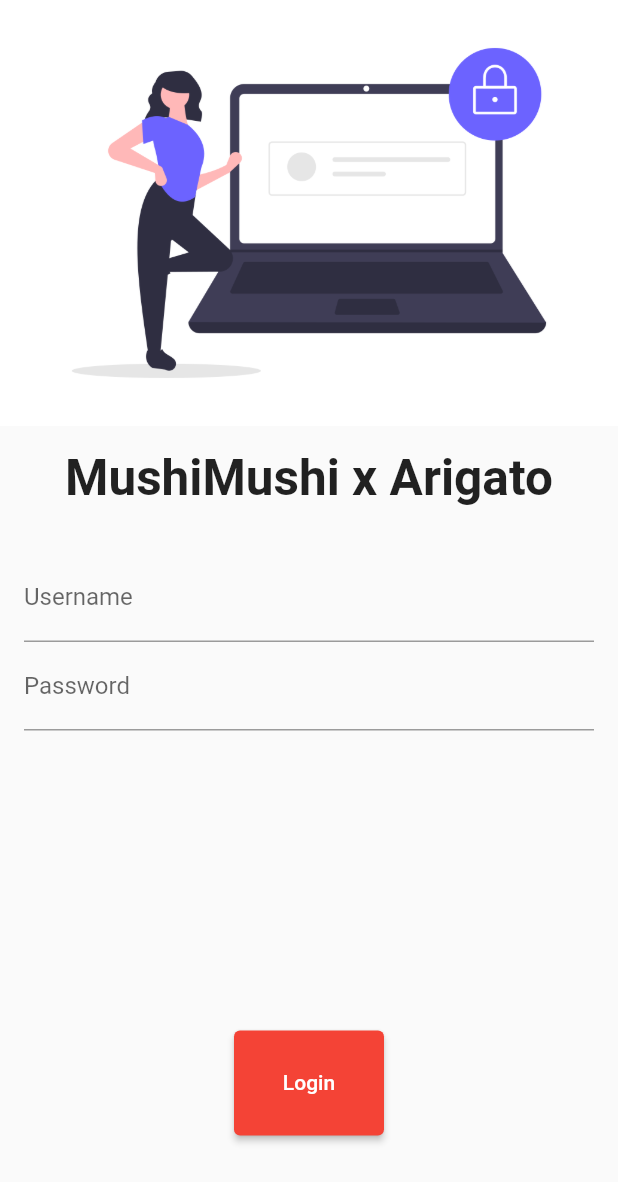
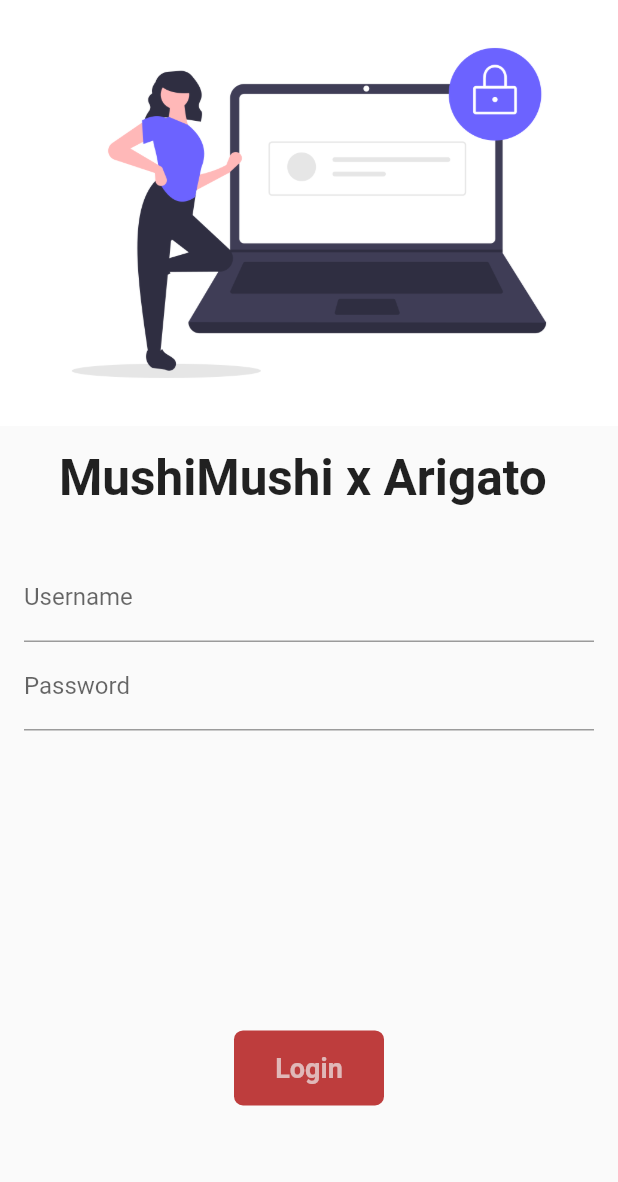
Before and after one commit to Anihara/Flutter-for-bytelife, a Flutter app: the screen it shows after launch, on a phone screen of 412 x 824 dp. Shown: the top 1182 px of the screen. Run offline on Flutter 3.47's test engine with Material 2 defaults, Android fonts, the light colour scheme and no system bars; our stand-ins replace google_fonts; Roboto replaces fonts that are missing (Gabriela).

Commit message:
day 6 completed

```diff
--- a/alice/lib/pages/login_page.dart
+++ b/alice/lib/pages/login_page.dart
@@ -1,7 +1,14 @@
 import 'package:alice/utilities/routes.dart';
 import 'package:flutter/material.dart';
 
-class LoginPage extends StatelessWidget {
+class LoginPage extends StatefulWidget {
+  @override
+  State<LoginPage> createState() => _LoginPageState();
+}
+
+class _LoginPageState extends State<LoginPage> {
+  String name = "";
+  bool changeButton = false;
   @override
   Widget build(BuildContext context) {
     return Material(
@@ -12,7 +19,7 @@
             SizedBox(
               height: 15.0,
             ),
-            Text("MushiMushi x Arigato",
+            Text("MushiMushi x Arigato $name",
                 style: TextStyle(fontSize: 33, fontWeight: FontWeight.bold)),
             SizedBox(
               height: 15.0,
@@ -26,6 +33,12 @@
                       hintText: "Enter Username",
                       labelText: "Username",
                     ),
+                    onChanged: (value) {
+                      name = value;
+                      setState(() {
+                        print("$name");
+                      });
+                    },
                   ),
                   TextFormField(
                     obscureText: true,
@@ -37,15 +50,48 @@
                   SizedBox(
                     height: 200.0,
                   ),
-                  ElevatedButton(
-                    child: Text('Login'),
-                    style: TextButton.styleFrom(
-                      minimumSize: const Size(100, 70),
-                    ),
-                    onPressed: () {
+                  InkWell(
+                    hoverColor: Colors.cyan,
+                    onTap: () async {
+                      setState(() {
+                        changeButton = true;
+                      });
+                      await Future.delayed(Duration(seconds: 1));
                       Navigator.pushNamed(context, MyRoutes.homeroute);
                     },
-                  ),
+                    child: AnimatedContainer(
+                      duration: Duration(seconds: 1),
+                      width: changeButton ? 50 : 100,
+                      height: 50,
+                      alignment: Alignment.center,
+                      child: changeButton
+                          ? Icon(
+                              Icons.done,
+                              color: Colors.amber,
+                            )
+                          : Text(
+                              "Login",
+                              style: TextStyle(
+                                  color: Color.fromARGB(179, 238, 236, 236),
+                                  fontWeight: FontWeight.bold,
+                                  fontSize: 18),
+                            ),
+                      decoration: BoxDecoration(
+                        color: Color.fromARGB(255, 190, 61, 61),
+                        borderRadius:
+                            BorderRadius.circular(changeButton ? 50 : 6),
+                      ),
+                    ),
+                  )
+                  // ElevatedButton(
+                  //   child: Text('Login'),
+                  //   style: TextButton.styleFrom(
+                  //     minimumSize: const Size(100, 70),
+                  //   ),
+                  //   onPressed: () {
+                  //     Navigator.pushNamed(context, MyRoutes.homeroute);
+                  //   },
+                  // ),
                 ],
               ),
             ),
```
